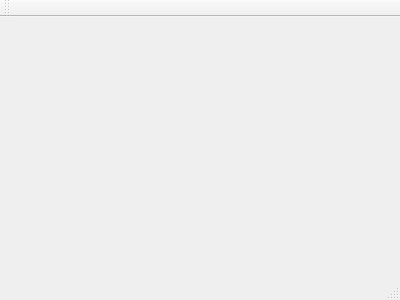
Before: the Qt Designer form mainwindow.ui in A1bi/FasT-printing-helper, drawn with Qt 5.
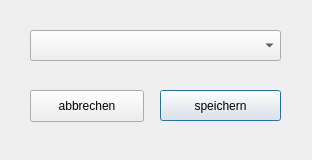
After: the same form once the commit is applied.

Commit message: printer can be set through ui

```diff
--- a/mainwindow.ui
+++ b/mainwindow.ui
@@ -1,24 +1,109 @@
 <ui version="4.0">
  <class>MainWindow</class>
- <widget class="QMainWindow" name="MainWindow" >
-  <property name="geometry" >
+ <widget class="QMainWindow" name="MainWindow">
+  <property name="windowModality">
+   <enum>Qt::ApplicationModal</enum>
+  </property>
+  <property name="geometry">
    <rect>
     <x>0</x>
     <y>0</y>
-    <width>400</width>
-    <height>300</height>
+    <width>312</width>
+    <height>160</height>
    </rect>
   </property>
-  <property name="windowTitle" >
-   <string>MainWindow</string>
+  <property name="sizePolicy">
+   <sizepolicy hsizetype="Fixed" vsizetype="Fixed">
+    <horstretch>0</horstretch>
+    <verstretch>0</verstretch>
+   </sizepolicy>
   </property>
-  <widget class="QMenuBar" name="menuBar" />
-  <widget class="QToolBar" name="mainToolBar" />
-  <widget class="QWidget" name="centralWidget" />
-  <widget class="QStatusBar" name="statusBar" />
+  <property name="minimumSize">
+   <size>
+    <width>312</width>
+    <height>160</height>
+   </size>
+  </property>
+  <property name="maximumSize">
+   <size>
+    <width>312</width>
+    <height>160</height>
+   </size>
+  </property>
+  <property name="windowTitle">
+   <string>FasT Ticket Drucker</string>
+  </property>
+  <widget class="QWidget" name="centralWidget">
+   <property name="sizePolicy">
+    <sizepolicy hsizetype="Fixed" vsizetype="Fixed">
+     <horstretch>0</horstretch>
+     <verstretch>0</verstretch>
+    </sizepolicy>
+   </property>
+   <property name="maximumSize">
+    <size>
+     <width>312</width>
+     <height>138</height>
+    </size>
+   </property>
+   <widget class="QComboBox" name="printerSelect">
+    <property name="geometry">
+     <rect>
+      <x>30</x>
+      <y>30</y>
+      <width>251</width>
+      <height>31</height>
+     </rect>
+    </property>
+   </widget>
+   <widget class="QPushButton" name="saveBtn">
+    <property name="geometry">
+     <rect>
+      <x>160</x>
+      <y>90</y>
+      <width>121</width>
+      <height>31</height>
+     </rect>
+    </property>
+    <property name="text">
+     <string>speichern</string>
+    </property>
+    <property name="autoDefault">
+     <bool>false</bool>
+    </property>
+    <property name="default">
+     <bool>true</bool>
+    </property>
+    <property name="flat">
+     <bool>false</bool>
+    </property>
+   </widget>
+   <widget class="QPushButton" name="cancelBtn">
+    <property name="geometry">
+     <rect>
+      <x>30</x>
+      <y>90</y>
+      <width>114</width>
+      <height>32</height>
+     </rect>
+    </property>
+    <property name="text">
+     <string>abbrechen</string>
+    </property>
+   </widget>
+  </widget>
+  <widget class="QMenuBar" name="menuBar">
+   <property name="geometry">
+    <rect>
+     <x>0</x>
+     <y>0</y>
+     <width>312</width>
+     <height>22</height>
+    </rect>
+   </property>
+  </widget>
  </widget>
- <layoutDefault spacing="6" margin="11" />
- <pixmapfunction></pixmapfunction>
+ <layoutdefault spacing="6" margin="11"/>
  <resources/>
  <connections/>
 </ui>
```
Left out of the diff: 1 changed line with no effect on the pictures. The commit also changes 3 other files.
